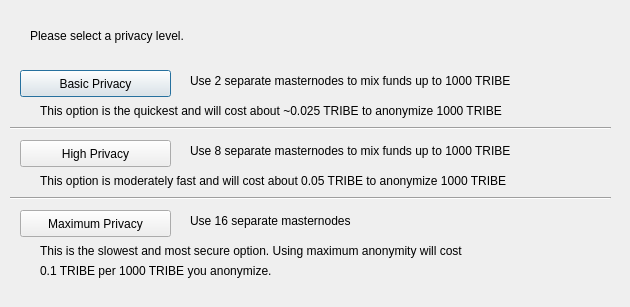
First picture: the form in src/qt/forms/darksendconfig.ui, repository TribeCrypto/tribe, before the edit.
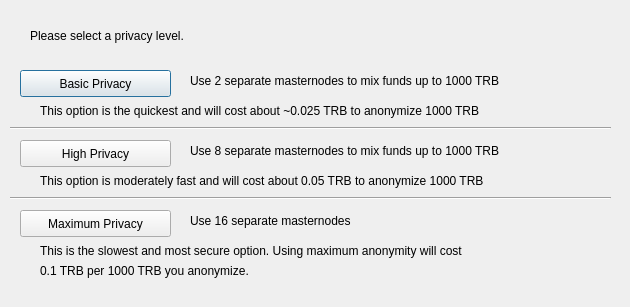
Second picture: the form after the edit.

```diff
--- a/src/qt/forms/darksendconfig.ui
+++ b/src/qt/forms/darksendconfig.ui
@@ -75,7 +75,7 @@
     </rect>
    </property>
    <property name="text">
-    <string>Use 2 separate masternodes to mix funds up to 1000 TRIBE</string>
+    <string>Use 2 separate masternodes to mix funds up to 1000 TRB</string>
    </property>
   </widget>
   <widget class="QLabel" name="label_3">
@@ -88,7 +88,7 @@
     </rect>
    </property>
    <property name="text">
-    <string>Use 8 separate masternodes to mix funds up to 1000 TRIBE</string>
+    <string>Use 8 separate masternodes to mix funds up to 1000 TRB</string>
    </property>
   </widget>
   <widget class="QLabel" name="label_4">
@@ -114,7 +114,7 @@
     </rect>
    </property>
    <property name="text">
-    <string>This option is the quickest and will cost about ~0.025 TRIBE to anonymize 1000 TRIBE</string>
+    <string>This option is the quickest and will cost about ~0.025 TRB to anonymize 1000 TRB</string>
    </property>
   </widget>
   <widget class="QLabel" name="label_7">
@@ -127,7 +127,7 @@
     </rect>
    </property>
    <property name="text">
-    <string>This option is moderately fast and will cost about 0.05 TRIBE to anonymize 1000 TRIBE</string>
+    <string>This option is moderately fast and will cost about 0.05 TRB to anonymize 1000 TRB</string>
    </property>
   </widget>
   <widget class="QLabel" name="label_8">
@@ -153,7 +153,7 @@
     </rect>
    </property>
    <property name="text">
-    <string>0.1 TRIBE per 1000 TRIBE you anonymize.</string>
+    <string>0.1 TRB per 1000 TRB you anonymize.</string>
    </property>
   </widget>
   <widget class="Line" name="line">
```
